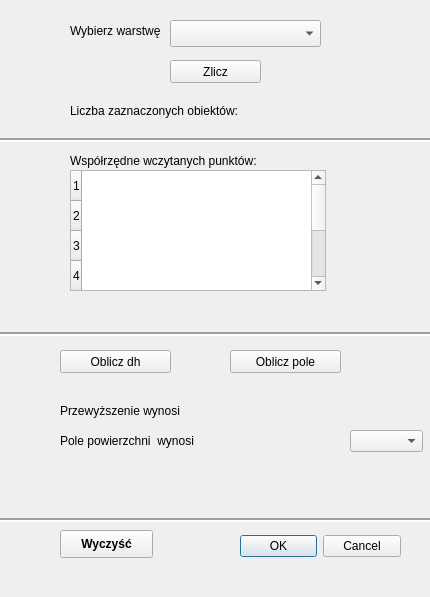
The window that wtyczka/wtyczka_dialog_base.ui (mart1100/proj2) describes before a commit, drawn with Qt 5.
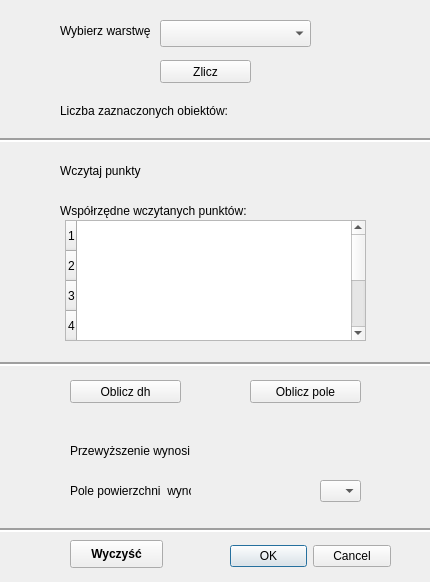
The same window after the commit. Custom widgets are drawn as their Qt base class.

Patch:
```diff
--- a/wtyczka/wtyczka_dialog_base.ui
+++ b/wtyczka/wtyczka_dialog_base.ui
@@ -7,7 +7,7 @@
     <x>0</x>
     <y>0</y>
     <width>430</width>
-    <height>597</height>
+    <height>582</height>
    </rect>
   </property>
   <property name="windowTitle">
@@ -16,7 +16,7 @@
   <widget class="QgsMapLayerComboBox" name="combo_box">
    <property name="geometry">
     <rect>
-     <x>170</x>
+     <x>160</x>
      <y>20</y>
      <width>151</width>
      <height>27</height>
@@ -26,8 +26,8 @@
   <widget class="QLabel" name="label_przewyzszenie_wynik">
    <property name="geometry">
     <rect>
-     <x>60</x>
-     <y>400</y>
+     <x>70</x>
+     <y>440</y>
      <width>131</width>
      <height>21</height>
     </rect>
@@ -39,8 +39,8 @@
   <widget class="QPushButton" name="pushButton_dh">
    <property name="geometry">
     <rect>
-     <x>60</x>
-     <y>350</y>
+     <x>70</x>
+     <y>380</y>
      <width>111</width>
      <height>23</height>
     </rect>
@@ -53,8 +53,8 @@
    <property name="geometry">
     <rect>
      <x>210</x>
-     <y>400</y>
-     <width>141</width>
+     <y>440</y>
+     <width>151</width>
      <height>20</height>
     </rect>
    </property>
@@ -70,8 +70,8 @@
   <widget class="QDialogButtonBox" name="buttonBox">
    <property name="geometry">
     <rect>
-     <x>240</x>
-     <y>530</y>
+     <x>230</x>
+     <y>540</y>
      <width>161</width>
      <height>32</height>
     </rect>
@@ -89,7 +89,7 @@
   <widget class="QLabel" name="label_wybierz_warstwe">
    <property name="geometry">
     <rect>
-     <x>70</x>
+     <x>60</x>
      <y>0</y>
      <width>91</width>
      <height>61</height>
@@ -102,8 +102,8 @@
   <widget class="QPushButton" name="pushButton_pole">
    <property name="geometry">
     <rect>
-     <x>230</x>
-     <y>350</y>
+     <x>250</x>
+     <y>380</y>
      <width>111</width>
      <height>23</height>
     </rect>
@@ -115,9 +115,9 @@
   <widget class="QLabel" name="label_wynik_pole">
    <property name="geometry">
     <rect>
-     <x>230</x>
-     <y>430</y>
-     <width>141</width>
+     <x>210</x>
+     <y>480</y>
+     <width>101</width>
      <height>20</height>
     </rect>
    </property>
@@ -133,9 +133,9 @@
   <widget class="QLabel" name="label_pole_wynik">
    <property name="geometry">
     <rect>
-     <x>60</x>
-     <y>430</y>
-     <width>151</width>
+     <x>70</x>
+     <y>480</y>
+     <width>121</width>
      <height>21</height>
     </rect>
    </property>
@@ -146,7 +146,7 @@
   <widget class="QPushButton" name="pushButton_zlicz">
    <property name="geometry">
     <rect>
-     <x>170</x>
+     <x>160</x>
      <y>60</y>
      <width>91</width>
      <height>23</height>
@@ -159,7 +159,7 @@
   <widget class="QLabel" name="label_obiekty">
    <property name="geometry">
     <rect>
-     <x>70</x>
+     <x>60</x>
      <y>100</y>
      <width>171</width>
      <height>21</height>
@@ -172,7 +172,7 @@
   <widget class="QLabel" name="label_wynik_obiekty">
    <property name="geometry">
     <rect>
-     <x>250</x>
+     <x>240</x>
      <y>100</y>
      <width>141</width>
      <height>20</height>
@@ -190,8 +190,8 @@
   <widget class="QLabel" name="label_obiekty_wsp">
    <property name="geometry">
     <rect>
-     <x>70</x>
-     <y>150</y>
+     <x>60</x>
+     <y>200</y>
      <width>211</width>
      <height>21</height>
     </rect>
@@ -220,7 +220,7 @@
    <property name="geometry">
     <rect>
      <x>-3</x>
-     <y>309</y>
+     <y>339</y>
      <width>441</width>
      <height>51</height>
     </rect>
@@ -236,7 +236,7 @@
    <property name="geometry">
     <rect>
      <x>-10</x>
-     <y>510</y>
+     <y>520</y>
      <width>461</width>
      <height>20</height>
     </rect>
@@ -251,9 +251,9 @@
   <widget class="QgsFileWidget" name="plik">
    <property name="geometry">
     <rect>
-     <x>130</x>
-     <y>300</y>
-     <width>151</width>
+     <x>170</x>
+     <y>160</y>
+     <width>191</width>
      <height>27</height>
     </rect>
    </property>
@@ -261,9 +261,9 @@
   <widget class="QTableWidget" name="tableWidget_wsp">
    <property name="geometry">
     <rect>
-     <x>70</x>
-     <y>170</y>
-     <width>256</width>
+     <x>65</x>
+     <y>220</y>
+     <width>301</width>
      <height>121</height>
     </rect>
    </property>
@@ -280,9 +280,9 @@
   <widget class="QComboBox" name="comboBox_jed">
    <property name="geometry">
     <rect>
-     <x>350</x>
-     <y>430</y>
-     <width>73</width>
+     <x>320</x>
+     <y>480</y>
+     <width>41</width>
      <height>22</height>
     </rect>
    </property>
@@ -290,8 +290,8 @@
   <widget class="QPushButton" name="pushButton_wyczysc">
    <property name="geometry">
     <rect>
-     <x>60</x>
-     <y>530</y>
+     <x>70</x>
+     <y>540</y>
      <width>93</width>
      <height>28</height>
     </rect>
@@ -309,6 +309,19 @@
     <bool>true</bool>
    </property>
   </widget>
+  <widget class="QLabel" name="label_wczytaj_pkt">
+   <property name="geometry">
+    <rect>
+     <x>60</x>
+     <y>160</y>
+     <width>81</width>
+     <height>21</height>
+    </rect>
+   </property>
+   <property name="text">
+    <string>Wczytaj punkty</string>
+   </property>
+  </widget>
  </widget>
  <customwidgets>
   <customwidget>
```
